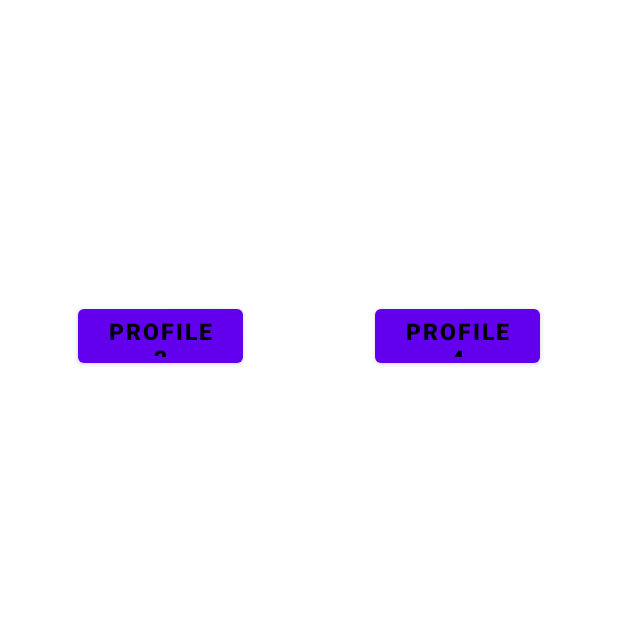
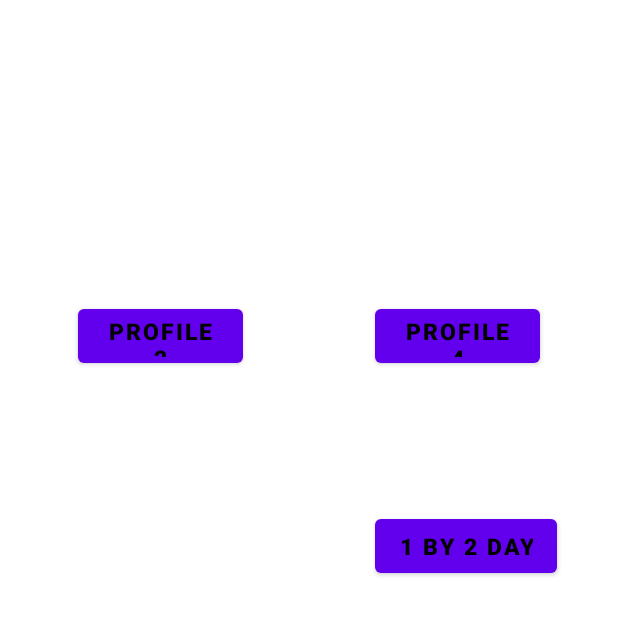
Before and after one commit to shanec1225/PromlyApp, an Android app: the screen it shows after launch (MainActivity), on a phone screen of 412 x 824 dp, the top half of it. Run offline under Robolectric (Android 15) with nearby library versions, the phone set to English and light mode, and no system bars.

Commit message:
Created a scroll view for the 1by2day goals and each goal has button that changes values to represent completing the goal

```diff
--- a/app/src/main/java/com/teamgamma/promlyapp/MainActivity.java
+++ b/app/src/main/java/com/teamgamma/promlyapp/MainActivity.java
@@ -15,21 +15,21 @@ public class MainActivity extends AppCompatActivity {
         setContentView(R.layout.activity_main);
 
         button = (Button)findViewById(R.id.btn);
-        button.setOnClickListener(new View.OnClickListener() {
-            @Override
-            public void onClick(View view) {
-                Intent intent = new Intent(MainActivity.this,profile2.class);
-                startActivity(intent);
-            }
+        button.setOnClickListener(view -> {
+            Intent intent = new Intent(MainActivity.this,profile2.class);
+            startActivity(intent);
         });
 
         button = (Button)findViewById(R.id.profile4);
-        button.setOnClickListener(new View.OnClickListener() {
-            @Override
-            public void onClick(View view) {
-                Intent intent = new Intent(MainActivity.this,profile4.class);
-                startActivity(intent);
-            }
+        button.setOnClickListener(view -> {
+            Intent intent = new Intent(MainActivity.this,profile4.class);
+            startActivity(intent);
+        });
+
+        button = (Button)findViewById(R.id.one_by_2day);
+        button.setOnClickListener(view -> {
+            Intent intent = new Intent(MainActivity.this,one_by_2day.class);
+            startActivity(intent);
         });
 
     }
--- a/app/src/main/res/layout/activity_main.xml
+++ b/app/src/main/res/layout/activity_main.xml
@@ -36,5 +36,20 @@
         app:layout_constraintStart_toStartOf="parent"
         app:layout_constraintTop_toTopOf="parent" />
 
+    <Button
+        android:id="@+id/one_by_2day"
+        android:layout_width="wrap_content"
+        android:layout_height="48dp"
+        android:layout_marginStart="250dp"
+        android:layout_marginTop="340dp"
+        android:text="@string/oneby2day"
+        android:textColor="@android:color/background_dark"
+        android:textSize="15sp"
+        android:textStyle="bold"
+        app:layout_constraintEnd_toEndOf="parent"
+        app:layout_constraintHorizontal_bias="0.0"
+        app:layout_constraintStart_toStartOf="parent"
+        app:layout_constraintTop_toTopOf="parent" />
+
 
 </androidx.constraintlayout.widget.ConstraintLayout>
```
Also changed, not shown: app/src/main/AndroidManifest.xml (+5 -2 lines), app/src/main/res/layout/profile2.xml (+4 -3 lines), app/src/main/res/values/strings.xml (+16 -4 lines).
